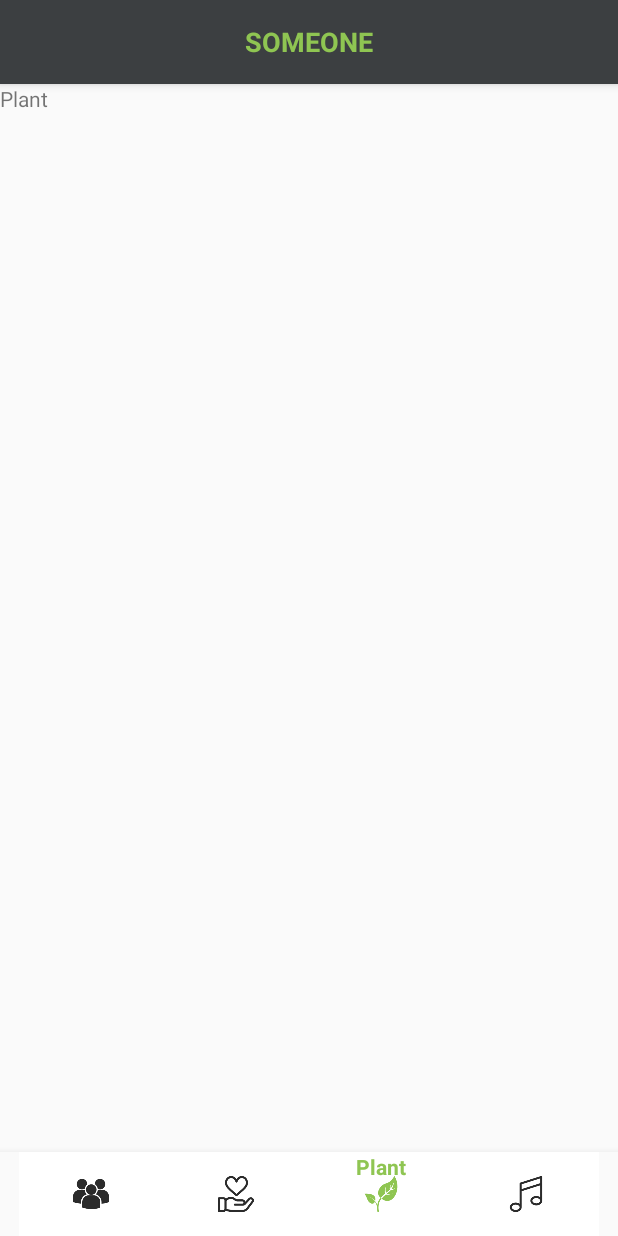
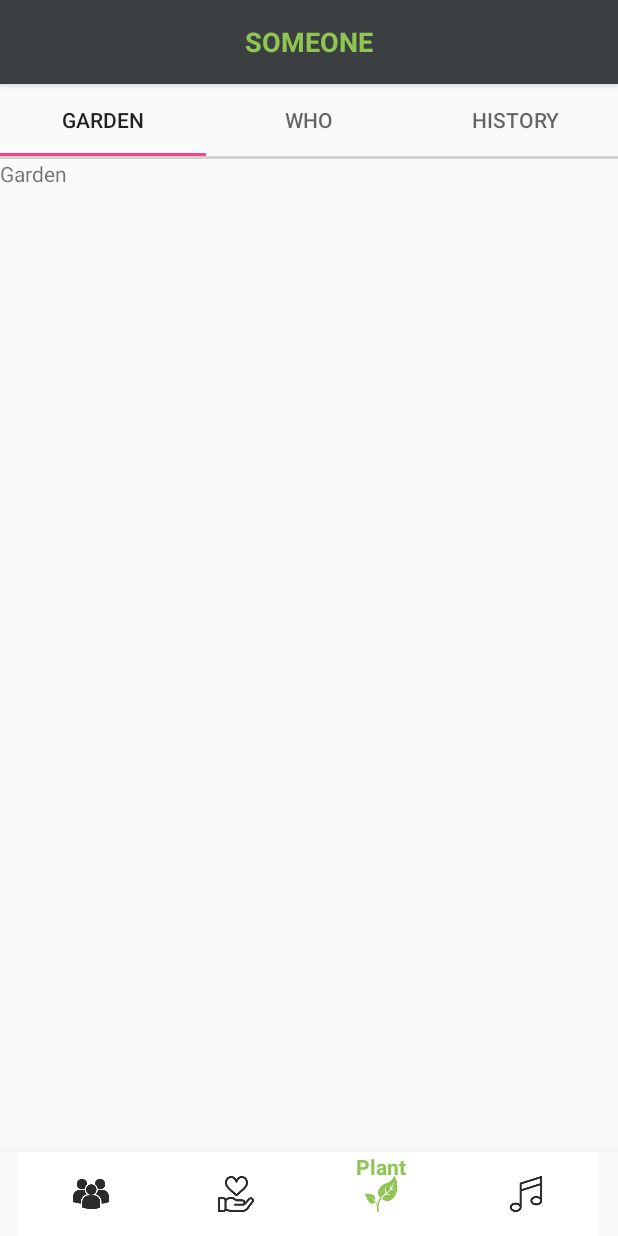
Before and after one commit to Jihyeon-Yoon/SomeoneLovesYou, an Android app: the screen it shows after launch (MainActivity), item 3 of the bottom bar chosen, on a phone screen of 412 x 824 dp. Run offline under Robolectric (Android 15) with nearby library versions, the light colour scheme and no system bars.

Commit message:
Plant View Pager

```diff
--- a/app/build.gradle
+++ b/app/build.gradle
@@ -24,6 +24,7 @@ dependencies {
     implementation 'com.android.support:design:27.1.1'
     implementation 'com.android.support.constraint:constraint-layout:1.1.2'
     implementation 'com.android.support:support-vector-drawable:27.1.1'
+    implementation 'com.android.support:support-v4:27.1.1'
     testImplementation 'junit:junit:4.12'
     androidTestImplementation 'com.android.support.test:runner:1.0.2'
     androidTestImplementation 'com.android.support.test.espresso:espresso-core:3.0.2'
--- a/app/src/main/java/com/ssy/graduationwork/someonelovesyou/Plant.java
+++ b/app/src/main/java/com/ssy/graduationwork/someonelovesyou/Plant.java
@@ -1,7 +1,11 @@
 package com.ssy.graduationwork.someonelovesyou;
 
 import android.os.Bundle;
+import android.support.design.widget.TabLayout;
 import android.support.v4.app.Fragment;
+import android.support.v4.app.FragmentManager;
+import android.support.v4.app.FragmentPagerAdapter;
+import android.support.v4.view.ViewPager;
 import android.view.LayoutInflater;
 import android.view.View;
 import android.view.ViewGroup;
@@ -18,9 +22,56 @@ public class Plant extends Fragment {
                              Bundle savedInstanceState) {
         ViewGroup rootView = (ViewGroup)inflater.inflate(R.layout.fragment_plant, null);
 
+        // TabLayout + ViewPager
+        // TabLayout을 쓰기 위해서 build.gradle(Module: app)의 dependencies에 디자인 라이브러리 추가
+        TabLayout tabLayout = rootView.findViewById(R.id.plant_tab);
+        ViewPager viewPager = rootView.findViewById(R.id.plant_viewPager);
+
+        Fragment[] arrFragments = new Fragment[3];
+        arrFragments[0] = new PlantGarden();
+        arrFragments[1] = new PlantWho();
+        arrFragments[2] = new PlantHistory();
+
+        // 프래그먼트 안의 프래그먼트라서 getChidFragmentManager를 써야한다.
+        MyPagerAdapter adapter = new MyPagerAdapter(getChildFragmentManager(), arrFragments);
+        viewPager.setAdapter(adapter);
+        tabLayout.setupWithViewPager(viewPager);
 
         return rootView;
     }
 
+    private class MyPagerAdapter extends FragmentPagerAdapter {
+        private Fragment[] arrFragments;
+
+        public MyPagerAdapter(FragmentManager fm, Fragment[] arrFragments) {
+            super(fm);
+            this.arrFragments = arrFragments;
+        }
+
+        @Override
+        public Fragment getItem(int position) {
+            return arrFragments[position];
+        }
+
+        @Override
+        public int getCount() {
+            return arrFragments.length;
+        }
+
+        @Override
+        public CharSequence getPageTitle(int position) {
+            switch(position) {
+                case 0:
+                    return "Garden";
+                case 1:
+                    return "Who";
+                case 2:
+                    return "History";
+                default:
+                    return "";
+            }
+        }
+    }
+
 
 }
--- /dev/null
+++ b/app/src/main/java/com/ssy/graduationwork/someonelovesyou/PlantGarden.java
@@ -0,0 +1,31 @@
+package com.ssy.graduationwork.someonelovesyou;
+
+
+import android.os.Bundle;
+import android.support.v4.app.Fragment;
+import android.view.LayoutInflater;
+import android.view.View;
+import android.view.ViewGroup;
+
+
+/**
+ * A simple {@link Fragment} subclass.
+ */
+public class PlantGarden extends Fragment {
+
+
+    public PlantGarden() {
+        // Required empty public constructor
+    }
+
+
+    @Override
+    public View onCreateView(LayoutInflater inflater, ViewGroup container,
+                             Bundle savedInstanceState) {
+        // Inflate the layout for this fragment
+        View rootView =  inflater.inflate(R.layout.fragment_plant_garden, container, false);
+
+        return rootView;
+    }
+
+}
--- /dev/null
+++ b/app/src/main/java/com/ssy/graduationwork/someonelovesyou/PlantHistory.java
@@ -0,0 +1,31 @@
+package com.ssy.graduationwork.someonelovesyou;
+
+
+import android.os.Bundle;
+import android.support.v4.app.Fragment;
+import android.view.LayoutInflater;
+import android.view.View;
+import android.view.ViewGroup;
+
+
+/**
+ * A simple {@link Fragment} subclass.
+ */
+public class PlantHistory extends Fragment {
+
+
+    public PlantHistory() {
+        // Required empty public constructor
+    }
+
+
+    @Override
+    public View onCreateView(LayoutInflater inflater, ViewGroup container,
+                             Bundle savedInstanceState) {
+        // Inflate the layout for this fragment
+        View rootView =  inflater.inflate(R.layout.fragment_plant_history, container, false);
+
+        return rootView;
+    }
+
+}
--- /dev/null
+++ b/app/src/main/java/com/ssy/graduationwork/someonelovesyou/PlantWho.java
@@ -0,0 +1,31 @@
+package com.ssy.graduationwork.someonelovesyou;
+
+
+import android.os.Bundle;
+import android.support.v4.app.Fragment;
+import android.view.LayoutInflater;
+import android.view.View;
+import android.view.ViewGroup;
+
+
+/**
+ * A simple {@link Fragment} subclass.
+ */
+public class PlantWho extends Fragment {
+
+
+    public PlantWho() {
+        // Required empty public constructor
+    }
+
+
+    @Override
+    public View onCreateView(LayoutInflater inflater, ViewGroup container,
+                             Bundle savedInstanceState) {
+        // Inflate the layout for this fragment
+        View rootView =  inflater.inflate(R.layout.fragment_plant_who, container, false);
+
+        return rootView;
+    }
+
+}
--- a/app/src/main/res/layout/fragment_plant.xml
+++ b/app/src/main/res/layout/fragment_plant.xml
@@ -4,10 +4,19 @@
     android:layout_height="match_parent"
     android:orientation="vertical">
 
-    <!-- TODO: Update blank fragment layout -->
-    <TextView
+    <android.support.design.widget.TabLayout
+        android:id="@+id/plant_tab"
         android:layout_width="match_parent"
-        android:layout_height="match_parent"
-        android:text="Plant" />
+        android:layout_height="wrap_content" />
+
+    <View
+        android:layout_width="match_parent"
+        android:layout_height="2dp"
+        android:background="#55878384" />
+
+    <android.support.v4.view.ViewPager
+        android:id="@+id/plant_viewPager"
+        android:layout_width="match_parent"
+        android:layout_height="match_parent" />
 
 </LinearLayout>
--- /dev/null
+++ b/app/src/main/res/layout/fragment_plant_garden.xml
@@ -0,0 +1,14 @@
+<?xml version="1.0" encoding="utf-8"?>
+<FrameLayout xmlns:android="http://schemas.android.com/apk/res/android"
+    xmlns:tools="http://schemas.android.com/tools"
+    android:layout_width="match_parent"
+    android:layout_height="match_parent"
+    tools:context=".PlantGarden">
+
+    <!-- TODO: Update blank fragment layout -->
+    <TextView
+        android:layout_width="match_parent"
+        android:layout_height="match_parent"
+        android:text="Garden" />
+
+</FrameLayout>
--- a/app/src/main/res/values/strings.xml
+++ b/app/src/main/res/values/strings.xml
@@ -1,6 +1,11 @@
 <resources>
     <string name="app_name">SomeoneLovesYou</string>
+    //불필요
     <string name="title_home">Home</string>
     <string name="title_dashboard">Dashboard</string>
     <string name="title_notifications">Notifications</string>
+
+    <!-- TODO: Remove or change this placeholder text -->
+    //불필요
+    <string name="hello_blank_fragment">Hello blank fragment</string>
 </resources>
```
Also changed, not shown: app/src/main/res/layout/fragment_plant_history.xml (added, +14 -0 lines), app/src/main/res/layout/fragment_plant_who.xml (added, +14 -0 lines).
